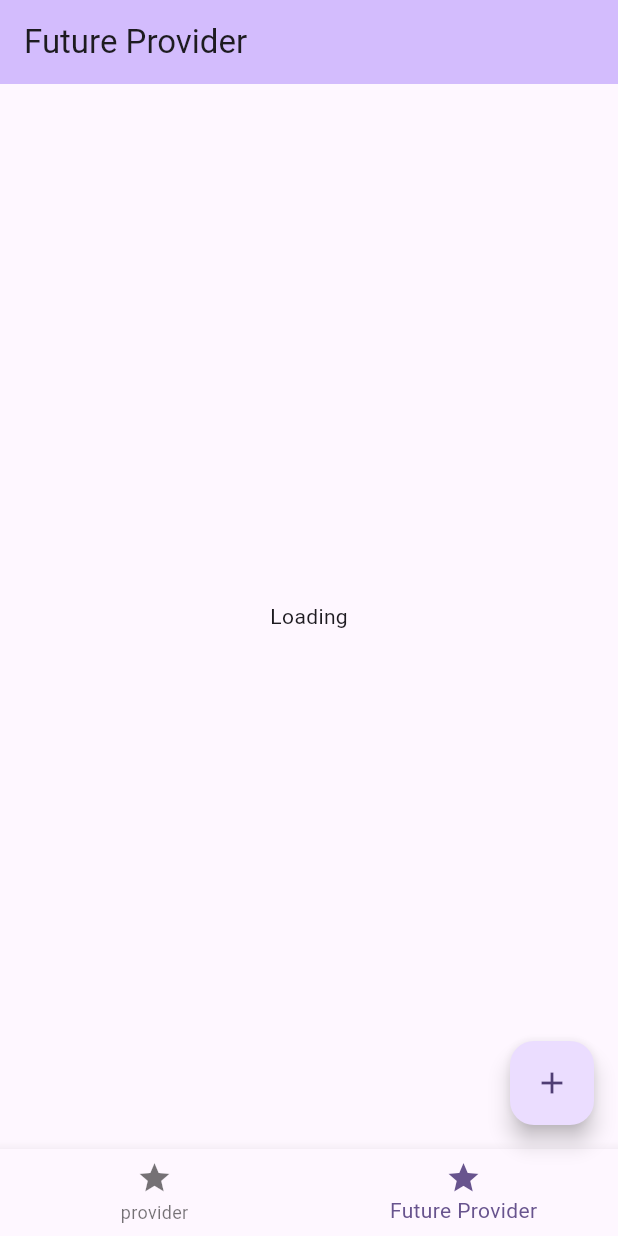
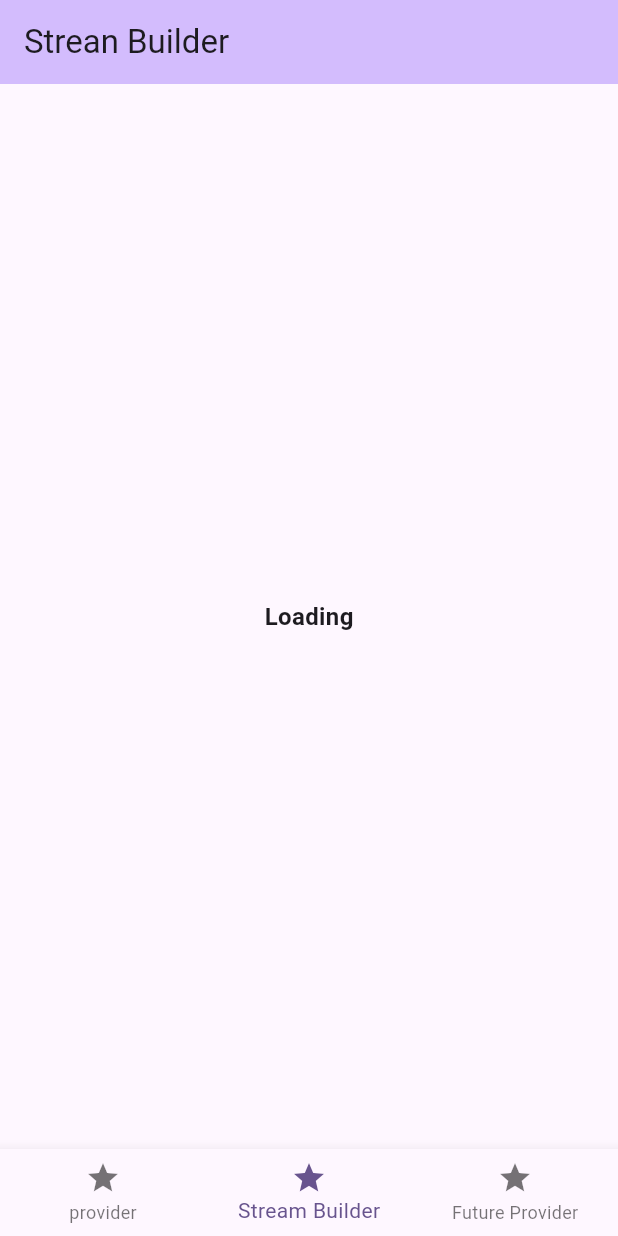
Before and after one commit to yanaMyn/flutter-provider, a Flutter app: the screen it shows after launch, item 2 of the bottom bar chosen, on a phone screen of 412 x 824 dp. Run offline on Flutter 3.47's test engine with Material 3 defaults, Android fonts, the phone set to English and light mode, and no system bars.

Commit message:
added stream builder

```diff
--- a/lib/main.dart
+++ b/lib/main.dart
@@ -3,6 +3,7 @@ import 'package:provider/provider.dart';
 import 'package:state_management_provider/future_screen.dart';
 import 'package:state_management_provider/main_model.dart';
 import 'package:state_management_provider/provider_screen.dart';
+import 'package:state_management_provider/stream_builder_screen.dart';
 
 void main() {
   runApp(const MyApp());
@@ -16,7 +17,6 @@ class MyApp extends StatelessWidget {
     return ChangeNotifierProvider(
       create: (_) => MainModel(),
       child: MaterialApp(
-        title: 'Flutter Demo',
         theme: ThemeData(
           colorScheme: ColorScheme.fromSeed(seedColor: Colors.deepPurple),
           useMaterial3: true,
@@ -46,7 +46,12 @@ class _MyHomePageState extends State<MyHomePage> {
   @override
   Widget build(BuildContext context) {
     Widget content = const ProviderScreen();
+
     if (_selectedPageIndex == 1) {
+      content = const StreamBuilderScreen();
+    }
+
+    if (_selectedPageIndex == 2) {
       content = const FutureScreen();
     }
 
@@ -58,14 +63,9 @@ class _MyHomePageState extends State<MyHomePage> {
           onTap: (value) => _selectPage(value),
           items: const [
             BottomNavigationBarItem(icon: Icon(Icons.star), label: "provider"),
-            BottomNavigationBarItem(
-                icon: Icon(Icons.star), label: "Future Provider"),
+            BottomNavigationBarItem(icon: Icon(Icons.star), label: "Stream Builder"),
+            BottomNavigationBarItem(icon: Icon(Icons.star), label: "Future Provider"),
           ],
-        ),
-        floatingActionButton: FloatingActionButton(
-          onPressed: () => model.counter++,
-          tooltip: 'Increment',
-          child: const Icon(Icons.add),
         ),
       ),
     );
--- a/lib/provider_screen.dart
+++ b/lib/provider_screen.dart
@@ -42,6 +42,11 @@ class ProviderScreen extends StatelessWidget {
           ],
         ),
       ),
+      floatingActionButton: FloatingActionButton(
+          onPressed: () => model.counter++,
+          tooltip: 'Increment',
+          child: const Icon(Icons.add),
+        ),
     );
   }
 }
--- /dev/null
+++ b/lib/stream_builder_screen.dart
@@ -0,0 +1,54 @@
+import 'package:flutter/material.dart';
+
+class StreamBuilderScreen extends StatelessWidget {
+  const StreamBuilderScreen({super.key});
+
+  Stream counter() async* {
+    await Future.delayed(const Duration(seconds: 2));
+    yield 1;
+
+    await Future.delayed(const Duration(seconds: 2));
+    yield 2;
+
+    await Future.delayed(const Duration(seconds: 2));
+    yield 3;
+  }
+
+  @override
+  Widget build(BuildContext context) {
+    return Scaffold(
+        appBar: AppBar(
+          backgroundColor: Theme.of(context).colorScheme.inversePrimary,
+          title: const Text("Strean Builder"),
+        ),
+        body: Center(
+          child: StreamBuilder(
+            stream: counter(),
+            builder: (context, snapshot) {
+              if (snapshot.connectionState == ConnectionState.waiting) {
+                return const Text(
+                  "Loading",
+                  style: TextStyle(fontSize: 16, fontWeight: FontWeight.bold),
+                );
+              }
+
+              if (snapshot.hasData) {
+                return Text(
+                  snapshot.data.toString(),
+                  style:
+                      const TextStyle(fontSize: 16, fontWeight: FontWeight.bold),
+                );
+              }
+
+              if (snapshot.hasError) {
+                return const Text(
+                  "Error..",
+                  style: TextStyle(fontSize: 16, fontWeight: FontWeight.bold),
+                );
+              }
+              return Container();
+            },
+          ),
+        ));
+  }
+}
```
